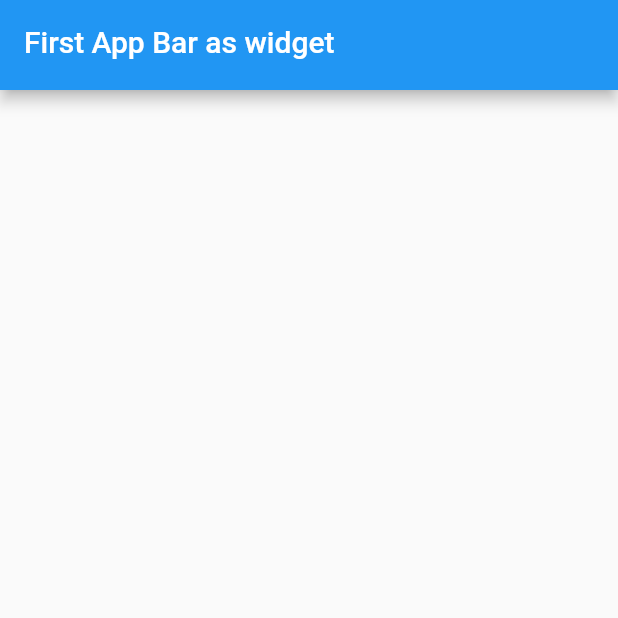
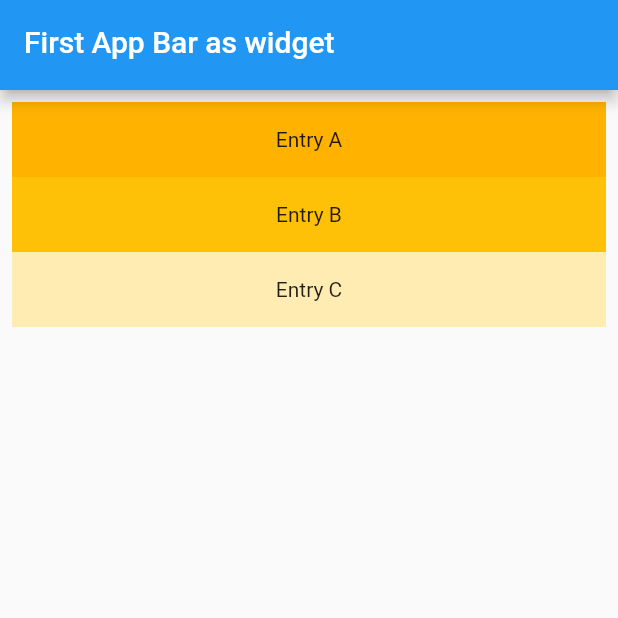
Before and after one commit to arjun-doel/first_flutter_app, a Flutter app: the screen it shows after launch, on a phone screen of 412 x 824 dp, the top half of it. Run offline on Flutter 3.47's test engine with Material 2 defaults, Android fonts, the phone set to English and light mode, and no system bars.

Commit message:
playing with list view

```diff
--- /dev/null
+++ b/lib/list_view.dart
@@ -0,0 +1,29 @@
+import 'package:flutter/material.dart';
+
+class MyListView extends StatelessWidget {
+  const MyListView({Key? key}) : super(key: key);
+
+  @override
+  Widget build(BuildContext context) {
+    return ListView(
+      padding: const EdgeInsets.all(8),
+      children: <Widget>[
+        Container(
+          height: 50,
+          color: Colors.amber[600],
+          child: const Center(child: Text('Entry A')),
+        ),
+        Container(
+          height: 50,
+          color: Colors.amber[500],
+          child: const Center(child: Text('Entry B')),
+        ),
+        Container(
+          height: 50,
+          color: Colors.amber[100],
+          child: const Center(child: Text('Entry C')),
+        ),
+      ],
+    );
+  }
+}
--- a/lib/main.dart
+++ b/lib/main.dart
@@ -1,4 +1,5 @@
 import 'package:flutter/material.dart';
+import 'list_view.dart';
 
 void main() => runApp(MyApp());
 
@@ -11,7 +12,7 @@ class MyApp extends StatelessWidget {
   Widget build(BuildContext context) {
     return MaterialApp(
       title: _title,
-      home: HomePage(),
+      home: const HomePage(),
     );
   }
 }
@@ -23,6 +24,7 @@ class HomePage extends StatelessWidget {
   Widget build(BuildContext context) {
     return const Scaffold(
       appBar: MyAppBar(),
+      body: MyListView(),
     );
   }
 }
```
